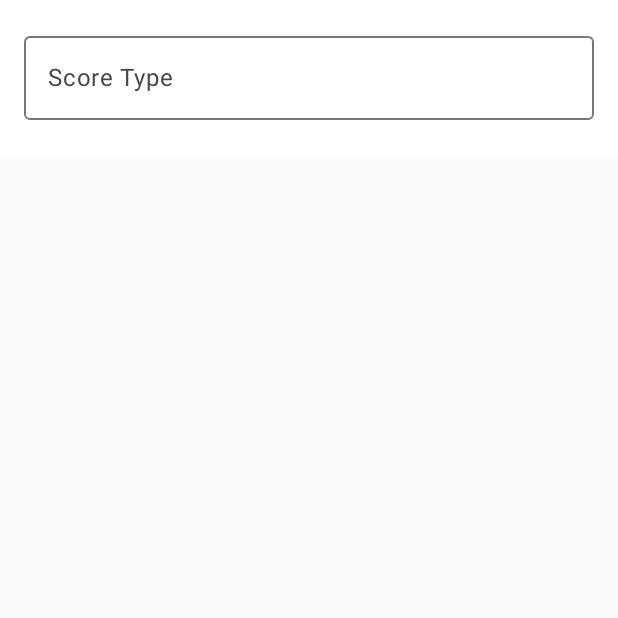
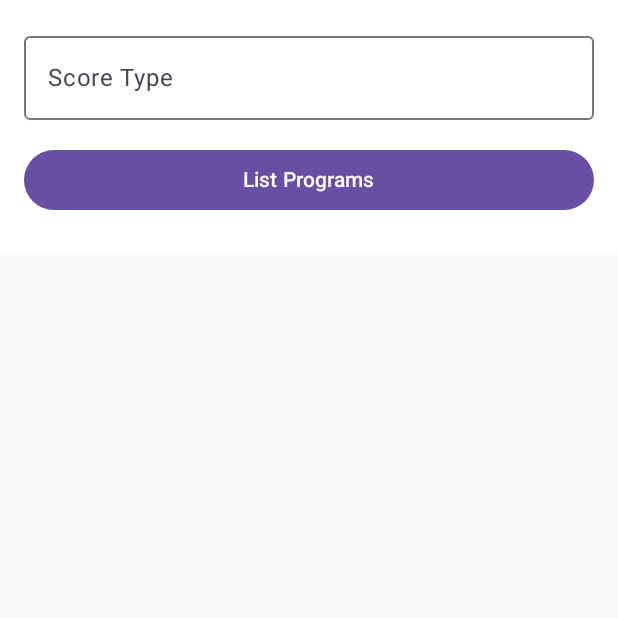
Before and after one commit to sedefelms/UniMatch, an Android app built with Jetpack Compose: the screen it shows after launch (MainActivity), on a phone screen of 412 x 824 dp, the top half of it. Run offline under Robolectric (Android 15) with nearby library versions, the phone set to English and light mode, and no system bars; libraries missing offline, so code that uses them is left out: org.apache.poi.

Commit message:
Button added.

```diff
--- a/app/src/main/java/com/example/unimatch/ui/ScoreScreen.kt
+++ b/app/src/main/java/com/example/unimatch/ui/ScoreScreen.kt
@@ -6,10 +6,7 @@ import androidx.compose.foundation.layout.fillMaxWidth
 import androidx.compose.foundation.layout.padding
 import androidx.compose.foundation.lazy.LazyColumn
 import androidx.compose.foundation.lazy.items
-import androidx.compose.material3.DropdownMenu
-import androidx.compose.material3.DropdownMenuItem
-import androidx.compose.material3.OutlinedTextField
-import androidx.compose.material3.Text
+import androidx.compose.material3.*
 import androidx.compose.runtime.*
 import androidx.compose.ui.Modifier
 import androidx.compose.ui.unit.dp
@@ -50,10 +47,18 @@ fun ScoreScreen(
                     onClick = {
                         selectedScoreType = type
                         expanded = false
-                        viewModel.filterScores(type)
                     }
                 )
             }
+        }
+
+        Button(
+            onClick = { viewModel.filterScores(selectedScoreType) },
+            modifier = Modifier
+                .fillMaxWidth()
+                .padding(vertical = 8.dp)
+        ) {
+            Text("List Programs")
         }
 
         LazyColumn {
--- a/app/src/main/java/com/example/unimatch/viewmodel/ScoreViewModel.kt
+++ b/app/src/main/java/com/example/unimatch/viewmodel/ScoreViewModel.kt
@@ -56,7 +56,6 @@ class ScoreViewModel(application: Application) : AndroidViewModel(application) {
             val row = sheet.getRow(rowIndex) ?: continue
 
             try {
-                println("Score Type read: ${row.getCell(5)?.stringCellValue}")
                 scores.add(
                     ScoreData(
                         programKodu = row.getCell(0)?.stringCellValue ?: "",
```
